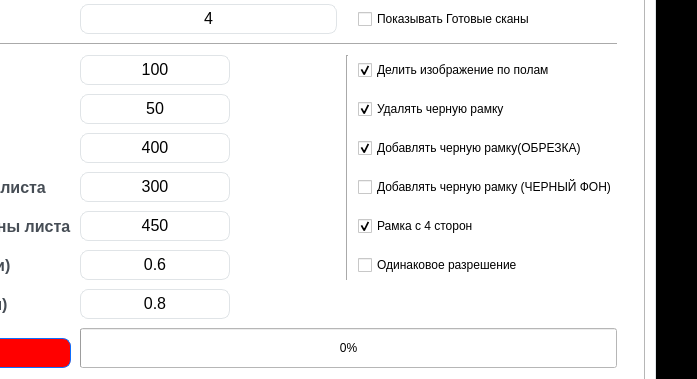
The window that gui/index.ui (glushok123/glushok-studio) describes before a commit, drawn with Qt 5; both pictures show x 275 to 972 and y 135 to 514 of the 1207 by 969 pixel window.
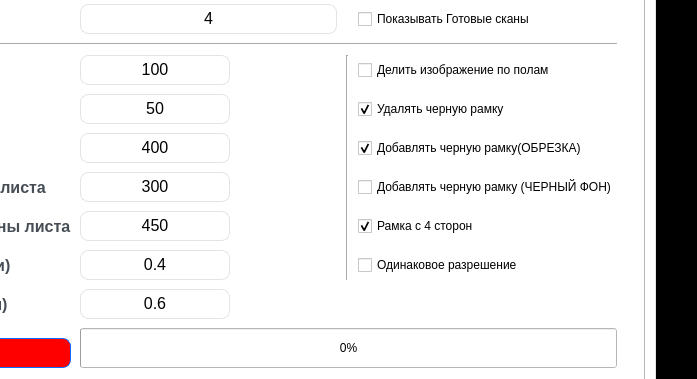
The same window after the commit. The open tabs and pages were chosen to show the change.

Patch:
```diff
--- a/gui/index.ui
+++ b/gui/index.ui
@@ -355,7 +355,7 @@
 &lt;html&gt;&lt;head&gt;&lt;meta name=&quot;qrichtext&quot; content=&quot;1&quot; /&gt;&lt;style type=&quot;text/css&quot;&gt;
 p, li { white-space: pre-wrap; }
 &lt;/style&gt;&lt;/head&gt;&lt;body style=&quot; font-family:'MS Shell Dlg 2'; font-size:8.25pt; font-weight:400; font-style:normal;&quot;&gt;
-&lt;p align=&quot;center&quot; style=&quot; margin-top:0px; margin-bottom:0px; margin-left:0px; margin-right:0px; -qt-block-indent:0; text-indent:0px;&quot;&gt;&lt;span style=&quot; font-size:12pt;&quot;&gt;0.6&lt;/span&gt;&lt;/p&gt;&lt;/body&gt;&lt;/html&gt;</string>
+&lt;p align=&quot;center&quot; style=&quot; margin-top:0px; margin-bottom:0px; margin-left:0px; margin-right:0px; -qt-block-indent:0; text-indent:0px;&quot;&gt;&lt;span style=&quot; font-size:12pt;&quot;&gt;0.4&lt;/span&gt;&lt;/p&gt;&lt;/body&gt;&lt;/html&gt;</string>
       </property>
      </widget>
     </item>
@@ -372,7 +372,7 @@
 &lt;html&gt;&lt;head&gt;&lt;meta name=&quot;qrichtext&quot; content=&quot;1&quot; /&gt;&lt;style type=&quot;text/css&quot;&gt;
 p, li { white-space: pre-wrap; }
 &lt;/style&gt;&lt;/head&gt;&lt;body style=&quot; font-family:'MS Shell Dlg 2'; font-size:8.25pt; font-weight:400; font-style:normal;&quot;&gt;
-&lt;p align=&quot;center&quot; style=&quot; margin-top:0px; margin-bottom:0px; margin-left:0px; margin-right:0px; -qt-block-indent:0; text-indent:0px;&quot;&gt;&lt;span style=&quot; font-size:12pt;&quot;&gt;0.8&lt;/span&gt;&lt;/p&gt;&lt;/body&gt;&lt;/html&gt;</string>
+&lt;p align=&quot;center&quot; style=&quot; margin-top:0px; margin-bottom:0px; margin-left:0px; margin-right:0px; -qt-block-indent:0; text-indent:0px;&quot;&gt;&lt;span style=&quot; font-size:12pt;&quot;&gt;0.6&lt;/span&gt;&lt;/p&gt;&lt;/body&gt;&lt;/html&gt;</string>
       </property>
      </widget>
     </item>
@@ -468,7 +468,7 @@
        <string>Делить изображение по полам</string>
       </property>
       <property name="checked">
-       <bool>true</bool>
+       <bool>false</bool>
       </property>
      </widget>
     </item>
```
Left out of the diff: 2 changed lines with no effect on the pictures.
